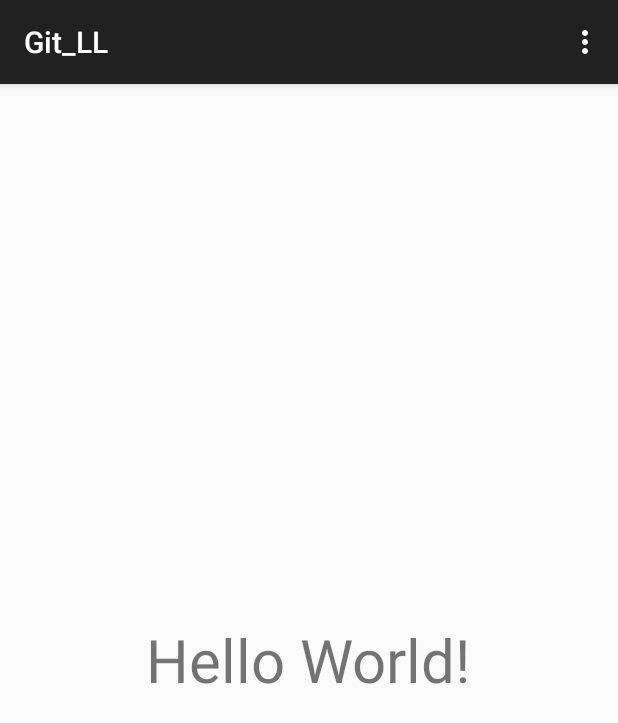
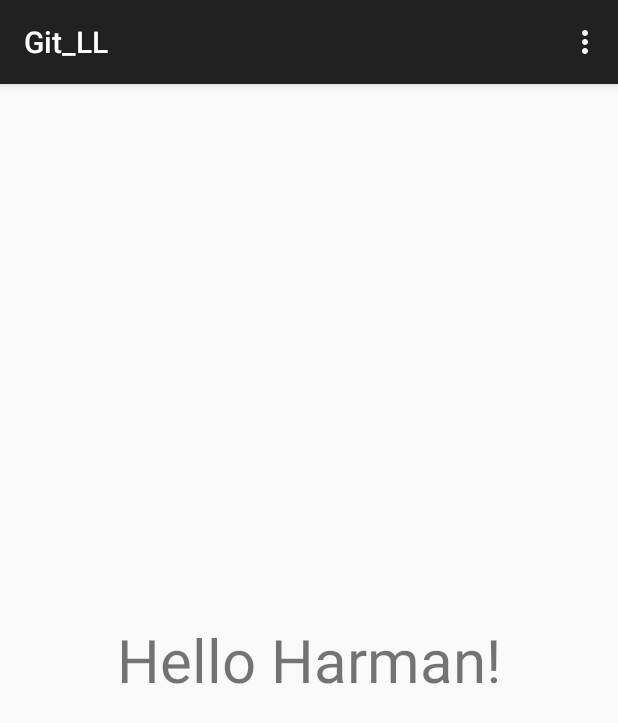
Before and after one commit to connected-mzhang/Git_LL, an Android app: the screen it shows after launch (MainActivity), on a phone screen of 412 x 824 dp. Shown: the top 723 px of the screen. Run offline under Robolectric (Android 15) with nearby library versions, the phone set to English and light mode, and no system bars.

Commit message:
Change hello world text to code

```diff
--- a/Android/MyApplication/app/src/main/java/com/example/gitll/git_ll/MainActivity.java
+++ b/Android/MyApplication/app/src/main/java/com/example/gitll/git_ll/MainActivity.java
@@ -1,17 +1,22 @@
 package com.example.gitll.git_ll;
 
+import android.os.Bundle;
 import android.support.v7.app.ActionBarActivity;
-import android.os.Bundle;
 import android.view.Menu;
 import android.view.MenuItem;
+import android.widget.TextView;
 
 
 public class MainActivity extends ActionBarActivity {
+
+    private TextView helloWorldText;
 
     @Override
     protected void onCreate(Bundle savedInstanceState) {
         super.onCreate(savedInstanceState);
         setContentView(R.layout.activity_main);
+        helloWorldText = (TextView) findViewById(R.id.hello_world_text);
+        helloWorldText.setText("Hello Harman!");
     }
 
 
--- a/Android/MyApplication/app/src/main/res/layout/activity_main.xml
+++ b/Android/MyApplication/app/src/main/res/layout/activity_main.xml
@@ -6,7 +6,9 @@
     android:paddingBottom="@dimen/activity_vertical_margin" tools:context=".MainActivity"
     android:gravity="center">
 
-    <TextView android:text="Hello World!" android:layout_width="wrap_content"
+    <TextView android:text="Hello World!"
+        android:id="@+id/hello_world_text"
+        android:layout_width="wrap_content"
         android:layout_centerInParent="true"
         android:textSize="40sp"
         android:layout_height="wrap_content" />
```
